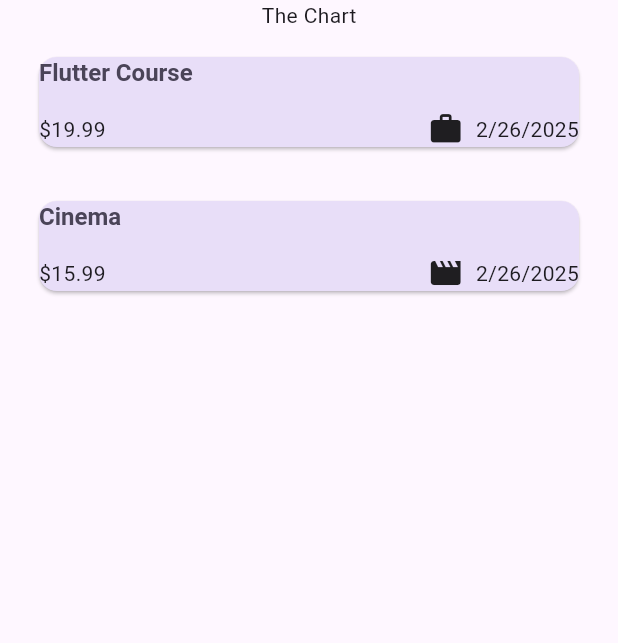
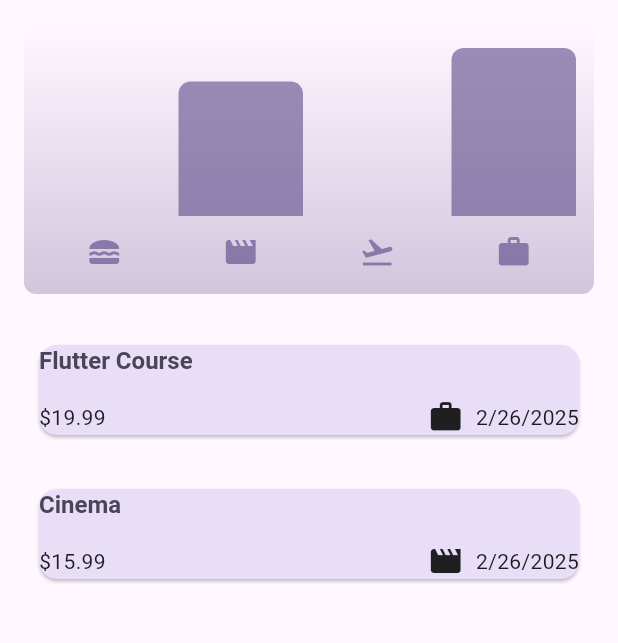
Before and after one commit to ishanahmad90/expense_tracker, a Flutter app: the screen it shows after launch, on a phone screen of 412 x 824 dp, the part 84-727 px from its top. Run offline on Flutter 3.47's test engine with Material 3 defaults, Android fonts, the phone set to English and light mode, and no system bars.

Commit message:
Update theme

```diff
--- a/lib/models/expense.dart
+++ b/lib/models/expense.dart
@@ -39,6 +39,12 @@ class ExpenseBucket {
     required this.category,
     required this.expenses,
   });
+
+  ExpenseBucket.forCategory(List<Expense> allExpenses, this.category)
+      : expenses = allExpenses
+            .where((expense) => expense.category == category)
+            .toList();
+
   final Category category;
   final List<Expense> expenses;
 
--- /dev/null
+++ b/lib/widgets/charts/chart.dart
@@ -0,0 +1,95 @@
+import 'package:flutter/material.dart';
+
+import 'package:expense_tracker/widgets/charts/chart_bar.dart';
+import 'package:expense_tracker/models/expense.dart';
+
+class Chart extends StatelessWidget {
+  const Chart({super.key, required this.expenses});
+
+  final List<Expense> expenses;
+
+  List<ExpenseBucket> get buckets {
+    return [
+      ExpenseBucket.forCategory(expenses, Category.food),
+      ExpenseBucket.forCategory(expenses, Category.leisure),
+      ExpenseBucket.forCategory(expenses, Category.travel),
+      ExpenseBucket.forCategory(expenses, Category.work),
+    ];
+  }
+
+  double get maxTotalExpense {
+    double maxTotalExpense = 0;
+
+    for (final bucket in buckets) {
+      if (bucket.totalExpenses > maxTotalExpense) {
+        maxTotalExpense = bucket.totalExpenses;
+      }
+    }
+
+    return maxTotalExpense;
+  }
+
+  @override
+  Widget build(BuildContext context) {
+    final isDarkMode =
+        MediaQuery.of(context).platformBrightness == Brightness.dark;
+    return Container(
+      margin: const EdgeInsets.all(16),
+      padding: const EdgeInsets.symmetric(
+        vertical: 16,
+        horizontal: 8,
+      ),
+      width: double.infinity,
+      height: 180,
+      decoration: BoxDecoration(
+        borderRadius: BorderRadius.circular(8),
+        gradient: LinearGradient(
+          colors: [
+            Theme.of(context).colorScheme.primary.withOpacity(0.3),
+            Theme.of(context).colorScheme.primary.withOpacity(0.0)
+          ],
+          begin: Alignment.bottomCenter,
+          end: Alignment.topCenter,
+        ),
+      ),
+      child: Column(
+        children: [
+          Expanded(
+            child: Row(
+              crossAxisAlignment: CrossAxisAlignment.end,
+              children: [
+                for (final bucket in buckets) // alternative to map()
+                  ChartBar(
+                    fill: bucket.totalExpenses == 0
+                        ? 0
+                        : bucket.totalExpenses / maxTotalExpense,
+                  )
+              ],
+            ),
+          ),
+          const SizedBox(height: 12),
+          Row(
+            children: buckets
+                .map(
+                  (bucket) => Expanded(
+                    child: Padding(
+                      padding: const EdgeInsets.symmetric(horizontal: 4),
+                      child: Icon(
+                        categoryIcons[bucket.category],
+                        color: isDarkMode
+                            ? Theme.of(context).colorScheme.secondary
+                            : Theme.of(context)
+                                .colorScheme
+                                .primary
+                                .withOpacity(0.7),
+                      ),
+                    ),
+                  ),
+                )
+                .toList(),
+          )
+        ],
+      ),
+    );
+  }
+}
--- /dev/null
+++ b/lib/widgets/charts/chart_bar.dart
@@ -0,0 +1,34 @@
+import 'package:flutter/material.dart';
+
+class ChartBar extends StatelessWidget {
+  const ChartBar({
+    super.key,
+    required this.fill,
+  });
+
+  final double fill;
+
+  @override
+  Widget build(BuildContext context) {
+    final isDarkMode =
+        MediaQuery.of(context).platformBrightness == Brightness.dark;
+    return Expanded(
+      child: Padding(
+        padding: const EdgeInsets.symmetric(horizontal: 4),
+        child: FractionallySizedBox(
+          heightFactor: fill,
+          child: DecoratedBox(
+            decoration: BoxDecoration(
+              shape: BoxShape.rectangle,
+              borderRadius:
+                  const BorderRadius.vertical(top: Radius.circular(8)),
+              color: isDarkMode
+                  ? Theme.of(context).colorScheme.secondary
+                  : Theme.of(context).colorScheme.primary.withOpacity(0.65),
+            ),
+          ),
+        ),
+      ),
+    );
+  }
+}
--- a/lib/widgets/expenses.dart
+++ b/lib/widgets/expenses.dart
@@ -1,3 +1,4 @@
+import 'package:expense_tracker/widgets/charts/chart.dart';
 import 'package:expense_tracker/widgets/new_expense.dart';
 import 'package:flutter/material.dart';
 import 'package:expense_tracker/models/expense.dart';
@@ -93,7 +94,7 @@ class _ExpensesState extends State<Expenses> {
       ),
       body: Column(
         children: [
-          Text('The Chart'),
+          Chart(expenses: _registerdExpenses),
           Expanded(child: mainContent),
         ],
       ),
```
